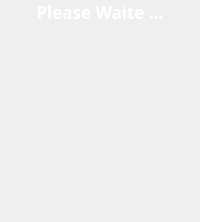
Qt form Loading_page/loading.ui (DORSA-co/trainApp_oxin) before a commit.
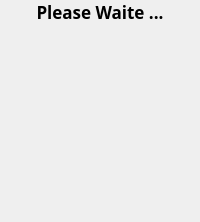
The same form after that commit.

```diff
--- a/Loading_page/loading.ui
+++ b/Loading_page/loading.ui
@@ -58,7 +58,8 @@
       </font>
      </property>
      <property name="styleSheet">
-      <string notr="true">color: White;</string>
+      <string notr="true">color: Black;
+</string>
      </property>
      <property name="text">
       <string>Please Waite ...</string>
```
